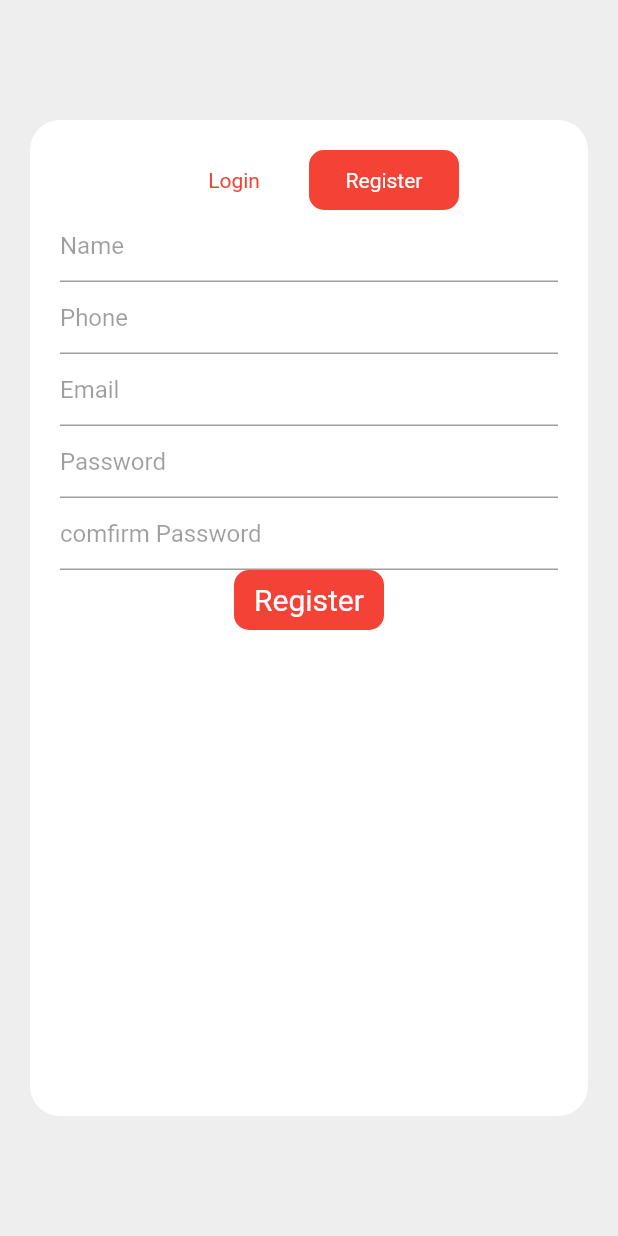
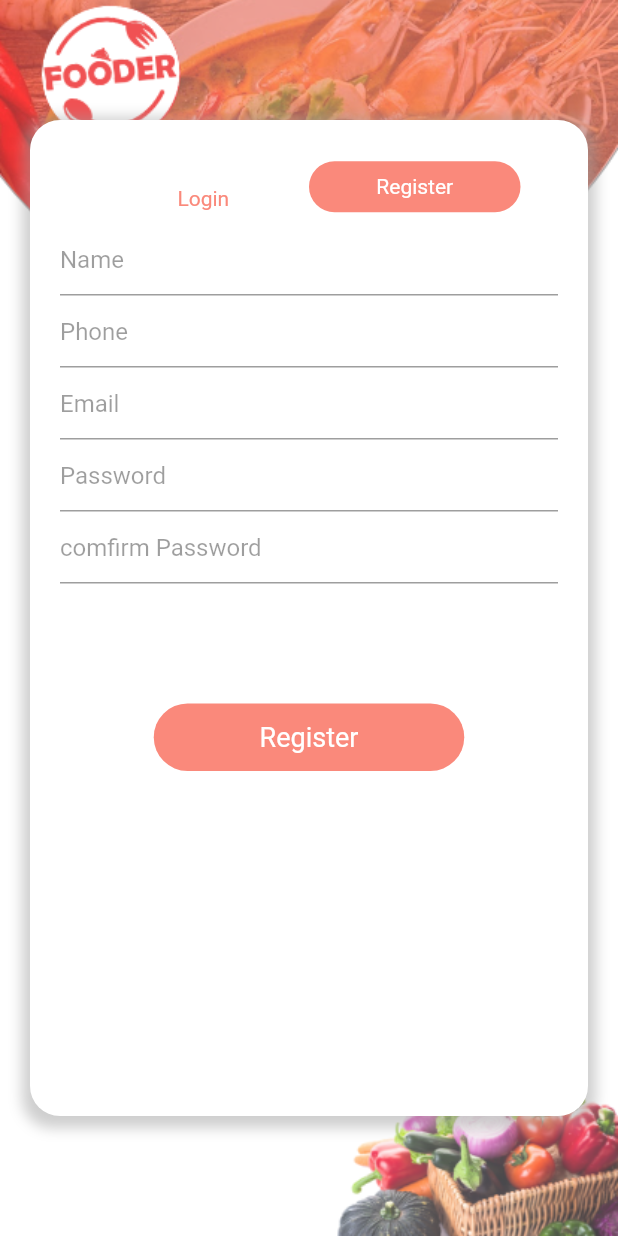
Before and after one commit to sanayut12/shopder, a Flutter app: the screen it shows after launch, after a tap on "Register", on a phone screen of 412 x 824 dp. Run offline on Flutter 3.47's test engine with Material 2 defaults, Android fonts, the phone set to English and light mode, and no system bars; our stand-ins replace auth_buttons, date_time_picker, geolocator, google_maps_flutter, image_picker, material_floating_search_bar and 1 more; accounts and stored records are empty; statements that could not run were skipped.

Commit message:
update style screen

```diff
--- a/lib/FirstScreen/login.dart
+++ b/lib/FirstScreen/login.dart
@@ -58,45 +58,53 @@ class _LoginState extends State<Login> {
       onTap: () {
         OnpressLogin();
       },
+
       child: Container(
         alignment: Alignment.center,
-        height: 40,
-        width: 100,
+        height: 45,
+        width: 207,
+        margin: EdgeInsets.only(top:30,bottom:20) ,
         child: Text(
+
           "Login",
-          style: TextStyle(fontSize: 20, color: Colors.white),
+          style: TextStyle(fontSize: 18, color: Colors.white,),
         ),
         decoration: BoxDecoration(
-            color: Colors.red,
-            borderRadius: BorderRadius.all(Radius.circular(10))),
+            color: Color(0xFFFA897B),
+            borderRadius: BorderRadius.all(Radius.circular(35))),
+
+
       ),
     );
 
     Widget FacebookLogin = FacebookAuthButton(
       onPressed: () {},
-      style: AuthButtonStyle.icon,
+      style: AuthButtonStyle.icon, borderRadius: 35,
     );
     Widget GoogleLogin = GoogleAuthButton(
       onPressed: () {},
       style: AuthButtonStyle.icon,
-      iconStyle: AuthIconStyle.secondary,
+      iconStyle: AuthIconStyle.secondary,borderRadius: 35,
     );
     Widget LoginFrom = Form(
+
         child: Column(
       mainAxisAlignment: MainAxisAlignment.spaceBetween,
       children: [
         Container(
+
           child: Column(
             children: [PhoneInput, PasswordInput, ButtonLogin],
           ),
         ),
         Container(
-          height: 200,
+          height: 100,
           child: Column(
+
             children: [
               Row(
                 mainAxisAlignment: MainAxisAlignment.center,
-                children: [FacebookLogin, GoogleLogin],
+                children: [FacebookLogin,SizedBox(width: 20,), GoogleLogin],
               )
             ],
           ),
--- a/lib/FirstScreen/mainFirstScreen.dart
+++ b/lib/FirstScreen/mainFirstScreen.dart
@@ -9,16 +9,43 @@ class MainScreen extends StatelessWidget {
   Widget build(BuildContext context) {
     return Scaffold(
       resizeToAvoidBottomInset: false,
-      backgroundColor: Colors.grey[200],
-      body: Container(
-          margin: EdgeInsets.fromLTRB(20, 80, 20, 80),
+      // backgroundColor: Colors.grey[200],
+
+      body: Stack(
+        children: [
+          Container(
+            height: double.infinity,
+            width: double.infinity,
+
+
+
+            decoration:BoxDecoration(image: DecorationImage(
+              fit: BoxFit.cover,
+              image: AssetImage("assets/image/background/backgroundFirst1.png"),
+            )),
+          ),
+          Container(
+          margin: EdgeInsets.fromLTRB(20, 80, 20, 80,) ,
           height: double.infinity,
           width: double.infinity,
           decoration: BoxDecoration(
+
               borderRadius: BorderRadius.circular(20),
               color: Colors.white,
-              border: Border()),
-          child: SubFirst()),
+              border: Border(),
+              boxShadow: [
+      BoxShadow(
+        color: Colors.grey.withOpacity(0.5),
+        spreadRadius:5,
+        blurRadius: 7,
+        offset: Offset(0, 3), // changes position of shadow
+      ),
+    ],
+              ),
+          child: SubFirst()
+          ),
+        ],
+      )
     );
   }
 }
@@ -65,18 +92,19 @@ class _SubFirstState extends State<SubFirst> {
           children: [
             GestureDetector(
               child: Container(
-                width: 100,
-                height: 40,
+                width: 141,
+                height: 34,
+                margin:EdgeInsets.only(top:15),
                 child: Text(
                   "Login",
                   style: TextStyle(
-                    color: this.page == 1 ? Colors.red : Colors.white,
+                    color: this.page == 1 ? Color(0xFFFA897B) : Colors.white,
                   ),
                 ),
                 alignment: Alignment.center,
                 decoration: BoxDecoration(
-                  borderRadius: BorderRadius.all(Radius.circular(10)),
-                  color: this.page == 0 ? Colors.red : Colors.white,
+                  borderRadius: BorderRadius.all(Radius.circular(35)),
+                  color: this.page == 0 ? Color(0xFFFA897B): Colors.white,
                 ),
               ),
               onTap: () {
@@ -87,18 +115,21 @@ class _SubFirstState extends State<SubFirst> {
             ),
             GestureDetector(
               child: Container(
-                width: 100,
-                height: 40,
+                width: 141,
+                height: 34,
                 child: Text(
                   "Register",
                   style: TextStyle(
-                    color: this.page == 0 ? Colors.red : Colors.white,
+                    color: this.page == 0 ? Color(0xFFFA897B) : Colors.white,
+
                   ),
+
                 ),
                 alignment: Alignment.center,
                 decoration: BoxDecoration(
-                  borderRadius: BorderRadius.all(Radius.circular(10)),
-                  color: this.page == 1 ? Colors.red : Colors.white,
+                  borderRadius: BorderRadius.all(Radius.circular(35)),
+                  color: this.page == 1 ? Color(0xFFFA897B) : Colors.white,
+
                 ),
               ),
               onTap: () {
--- a/lib/FirstScreen/register.dart
+++ b/lib/FirstScreen/register.dart
@@ -106,14 +106,15 @@ class _RegisterState extends State<Register> {
       child: Container(
         child: Text(
           "Register",
-          style: TextStyle(fontSize: 20.0, color: Colors.white),
+          style: TextStyle(fontSize: 18.0, color: Colors.white),
         ),
-        height: 40,
-        width: 100,
+        height: 45,
+        width: 207,
+        margin: EdgeInsets.only(top:80) ,
         alignment: Alignment.center,
         decoration: BoxDecoration(
-            color: Colors.red,
-            borderRadius: BorderRadius.all(Radius.circular(10))),
+            color: Color(0xFFFA897B),
+            borderRadius: BorderRadius.all(Radius.circular(35))),
       ),
     );
 
@@ -215,7 +216,6 @@ class _RegisterState extends State<Register> {
       },
     );
   }
-
   Future<ConfirmRegisterResponse> RegisterConfirmHttp(String code) async {
     ConfirmRegisterRequest bufferConfirmRegisterRequest =
         ConfirmRegisterRequest(phone: phone, code: code);
--- a/lib/main.dart
+++ b/lib/main.dart
@@ -16,6 +16,7 @@ class MyApp extends StatelessWidget {
       theme: ThemeData(
         primarySwatch: Colors.blue,
       ),
+
       home: MainScreen(),
     );
   }
--- a/pubspec.yaml
+++ b/pubspec.yaml
@@ -56,6 +56,8 @@ flutter:
   assets:
     - assets/config.json
     - assets/thailand.json
+    - assets/image/background/backgroundFirst1.png
+    - assets/image/background/backgroundInfor.png
   #   - images/a_dot_ham.jpeg
 
   # An image asset can refer to one or more resolution-specific "variants", see
```
Also changed, not shown: lib/CreateShopInfo/mainScreenRegisterShop.dart (+18 -4 lines), lib/CreateShopInfo/subScreen/shopDetail.dart (+60 -13 lines), assets/image/background/backgroundFirst1.png (added), assets/image/background/backgroundInfor.png (added), pubspec.lock.
